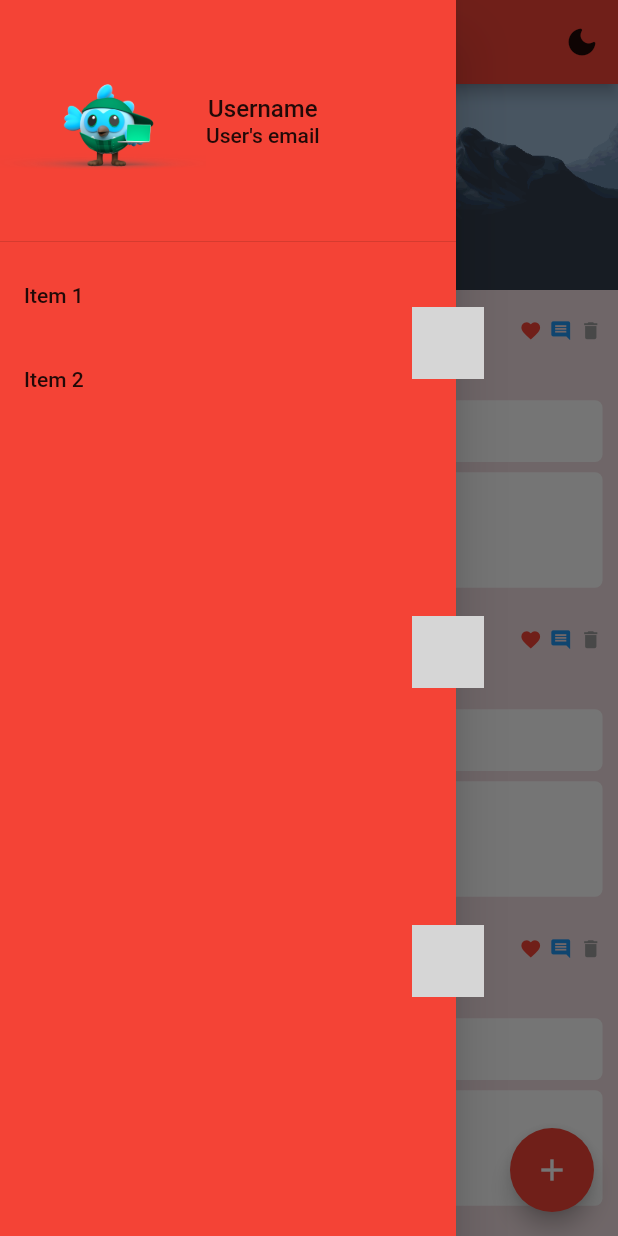
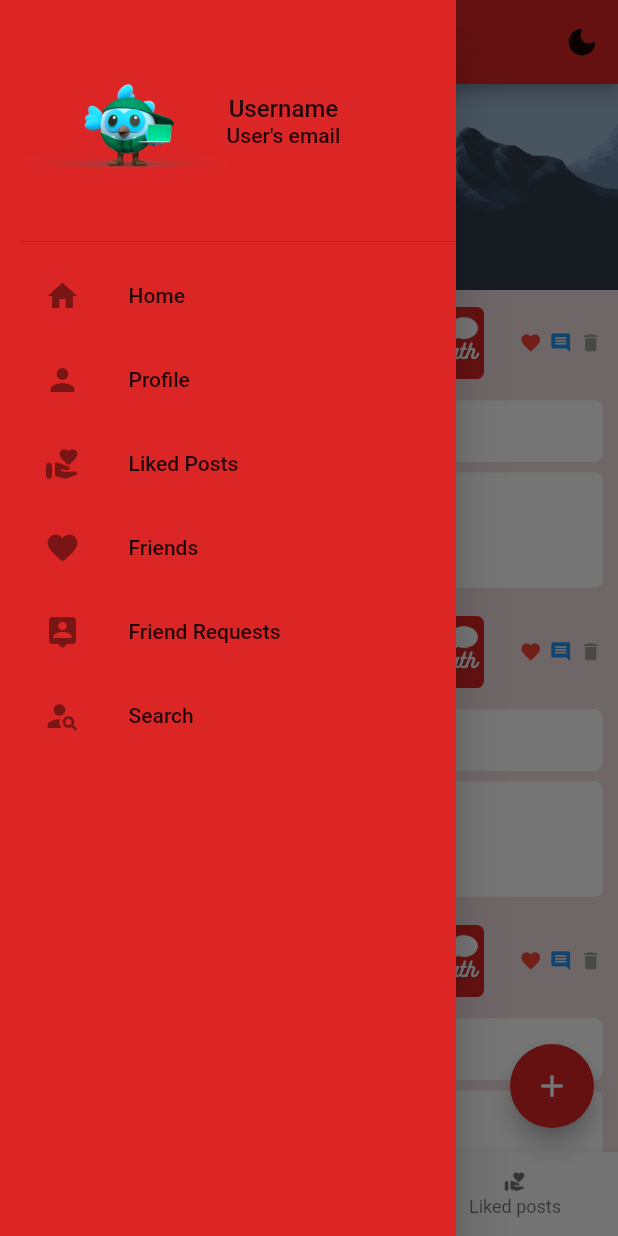
Before and after one commit to davdmoo/repath_flutter, a Flutter app: the HomeScreen screen opened by its route, after a tap on the "account circle" icon, on a phone screen of 412 x 824 dp. Run offline on Flutter 3.47's test engine with Material 2 defaults, Android fonts, the phone set to English and light mode, and no system bars; our stand-ins replace sizer; grey boxes are pictures that could not be loaded.

Commit message:
Add UI for every screen except create post

```diff
--- a/lib/main.dart
+++ b/lib/main.dart
@@ -3,6 +3,7 @@ import 'package:sizer/sizer.dart';
 
 import 'views/auth/login_screen.dart';
 import 'views/home/home_screen.dart';
+import 'views/profile/profile_screen.dart';
 
 void main() {
   runApp(const MyApp());
@@ -19,10 +20,13 @@ class MyApp extends StatelessWidget {
         title: 'Flutter Demo',
         theme: ThemeData(
           primarySwatch: Colors.red,
+          primaryColor: const Color.fromRGBO(220, 38, 38, 1),
+          secondaryHeaderColor: const Color.fromRGBO(242, 223, 226, 1),
         ),
         home: const LoginScreen(),
         routes: {
-          "home": (context) => const HomeScreen(),
+          "/home": (context) => const HomeScreen(),
+          "/profile": (context) => const ProfileScreen(),
         },
       ),
     );
--- a/lib/views/auth/login_screen.dart
+++ b/lib/views/auth/login_screen.dart
@@ -33,7 +33,7 @@ class _LoginScreenState extends State<LoginScreen> {
     try {
       debugPrint("Login - ${emailController.text} + ${passwordController.text}");
 
-      Navigator.of(context).pushNamed("home");
+      Navigator.of(context).pushNamed("/home");
     } catch (e) {
       return Future.error(e);
     }
--- a/lib/views/home/home_screen.dart
+++ b/lib/views/home/home_screen.dart
@@ -10,7 +10,10 @@ class HomeScreen extends StatelessWidget {
 
   @override
   Widget build(BuildContext context) {
-    return Scaffold(
+    final theme = Theme.of(context);
+
+    return SafeArea(
+      child: Scaffold(
         // floatingActionButtonLocation: FloatingActionButtonLocation.startFloat,
         drawer: const CustomDrawer(),
         appBar: const CustomAppBar(),
@@ -28,8 +31,48 @@ class HomeScreen extends StatelessWidget {
           ),
         ),
         floatingActionButton: FloatingActionButton(
+          backgroundColor: theme.primaryColor,
           child: const Icon(Icons.add),
           onPressed: () => debugPrint("Add a post"),
+        ),
+        // floatingActionButton: ExpandableFab(
+        //   distance: 100,
+        //   initialOpen: false,
+        //   children: [
+        //     Material(
+        //       shape: const CircleBorder(),
+        //       clipBehavior: Clip.antiAlias,
+        //       color: theme.secondaryHeaderColor,
+        //       elevation: 4.0,
+        //       child: IconButton(
+        //         onPressed: () => debugPrint("Music post"),
+        //         icon: Icon(Icons.music_note),
+        //         color: theme.colorScheme.onSecondary,
+        //       ),
+        //     ),
+        //   ],
+        // ),
+        bottomNavigationBar: BottomNavigationBar(
+          iconSize: 15,
+          items: const [
+            BottomNavigationBarItem(
+              label: "Home",
+              icon: Icon(Icons.home),
+            ),
+            BottomNavigationBarItem(
+              label: "Search",
+              icon: Icon(Icons.person_search),
+            ),
+            BottomNavigationBarItem(
+              label: "Liked posts",
+              icon: Icon(Icons.volunteer_activism_rounded),
+            ),
+            // BottomNavigationBarItem(
+            //   label: "Profile",
+            //   icon: Icon(Icons.person),
+            // ),
+          ],
+        ),
       ),
     );
   }
--- a/lib/views/home/widgets/appbar.dart
+++ b/lib/views/home/widgets/appbar.dart
@@ -12,6 +12,7 @@ class CustomAppBar extends StatelessWidget implements PreferredSizeWidget {
   @override
   Widget build(BuildContext context) {
     return AppBar(
+      backgroundColor: Theme.of(context).primaryColor,
       automaticallyImplyLeading: false,
       flexibleSpace: Row(
         mainAxisAlignment: MainAxisAlignment.spaceBetween,
@@ -23,7 +24,7 @@ class CustomAppBar extends StatelessWidget implements PreferredSizeWidget {
             ),
           ),
           Image(
-            image: const AssetImage("assets/images/dash.png"),
+            image: const AssetImage("assets/images/repath.png"),
             height: 75.sp,
             width: 75.sp,
           ),
--- a/lib/views/home/widgets/drawer.dart
+++ b/lib/views/home/widgets/drawer.dart
@@ -1,5 +1,12 @@
 import "package:flutter/material.dart";
 import 'package:sizer/sizer.dart';
+
+import '../../../helpers/navigation.dart';
+import '../../friend_requests/friend_requests_screen.dart';
+import '../../friends/friends_screen.dart';
+import '../../likes/likes_screen.dart';
+import '../../profile/profile_screen.dart';
+import '../../search/search_screen.dart';
 
 class CustomDrawer extends StatelessWidget {
   const CustomDrawer({Key? key}) : super(key: key);
@@ -7,9 +14,9 @@ class CustomDrawer extends StatelessWidget {
   @override
   Widget build(BuildContext context) {
     return Drawer(
-      backgroundColor: Colors.red,
+      backgroundColor: Theme.of(context).primaryColor,
       child: ListView(
-        padding: EdgeInsets.zero,
+        padding: EdgeInsets.only(left: 10.sp),
         children: [
           DrawerHeader(
             padding: EdgeInsets.zero,
@@ -35,18 +42,51 @@ class CustomDrawer extends StatelessWidget {
             ),
           ),
           ListTile(
-            title: const Text('Item 1'),
+            title: const Text('Home'),
             onTap: () {
-              // Update the state of the app.
-              // ...
+              Navigator.of(context).pushNamed("/home");
             },
+            leading: const Icon(Icons.home),
           ),
           ListTile(
-            title: const Text('Item 2'),
-            onTap: () {
-              // Update the state of the app.
-              // ...
-            },
+            title: const Text('Profile'),
+            onTap: () => navigateNoAnimation(
+              context,
+              const ProfileScreen(),
+            ),
+            leading: const Icon(Icons.person),
+          ),
+          ListTile(
+            title: const Text('Liked Posts'),
+            onTap: () => navigateNoAnimation(
+              context,
+              const LikesScreen(),
+            ),
+            leading: const Icon(Icons.volunteer_activism_rounded),
+          ),
+          ListTile(
+            title: const Text('Friends'),
+            onTap: () => navigateNoAnimation(
+              context,
+              const FriendsScreen(),
+            ),
+            leading: const Icon(Icons.favorite_rounded),
+          ),
+          ListTile(
+            title: const Text('Friend Requests'),
+            onTap: () => navigateNoAnimation(
+              context,
+              const FriendRequestsScreen(),
+            ),
+            leading: const Icon(Icons.person_pin_rounded),
+          ),
+          ListTile(
+            title: const Text('Search'),
+            onTap: () => navigateNoAnimation(
+              context,
+              const SearchScreen(),
+            ),
+            leading: const Icon(Icons.person_search),
           ),
         ],
       ),
--- a/lib/views/home/widgets/posts/music_content.dart
+++ b/lib/views/home/widgets/posts/music_content.dart
@@ -23,7 +23,8 @@ class MusicPostContent extends StatelessWidget {
                     ),
                     TextSpan(
                       text: "Joji",
-                      style: TextStyle(fontWeight: FontWeight.bold, fontSize: 12),
+                      style:
+                          TextStyle(fontWeight: FontWeight.bold, fontSize: 12),
                     ),
                   ],
                 ),
@@ -47,9 +48,7 @@ class MusicPostContent extends StatelessWidget {
             child: Image(
               width: 35.sp,
               fit: BoxFit.cover,
-              image: const NetworkImage(
-                "https://e-cdns-images.dzcdn.net/images/cover/1e1146f11ba53e8e0f8e456c722d94ae/500x500-000000-80-0-0.jpg",
-              ),
+              image: const AssetImage("assets/images/repath.png"),
             ),
           ),
         ),
--- a/lib/views/home/widgets/posts/post_widget.dart
+++ b/lib/views/home/widgets/posts/post_widget.dart
@@ -8,12 +8,14 @@ import 'music_content.dart';
 import 'post_interaction_row.dart';
 
 class Post extends StatelessWidget {
-  const Post({Key? key}) : super(key: key);
+  const Post({Key? key, this.likesScreen = false}) : super(key: key);
+
+  final bool likesScreen;
 
   @override
   Widget build(BuildContext context) {
     return Container(
-      height: 150.sp,
+      height: likesScreen ? 55.sp : 150.sp,
       width: 100.w,
       decoration: const BoxDecoration(
         color: Color.fromRGBO(242, 223, 226, 1),
@@ -40,15 +42,24 @@ class Post extends StatelessWidget {
                     vertical: 5.sp,
                   ),
                   child: Row(
-                    crossAxisAlignment: CrossAxisAlignment.start,
-                    children: const [
-                      MusicPostContent(), // add a conditional on types of content (text + image, location contents)
-                      PostInteractionRow(),
+                    crossAxisAlignment: CrossAxisAlignment.center,
+                    children: [
+                      const MusicPostContent(), // add a conditional on types of content (text + image, location contents)
+                      Visibility(
+                        visible: !likesScreen,
+                        child: const PostInteractionRow(),
+                      ),
                     ],
                   ),
                 ),
-                const LikesSection(),
-                const CommentSection(),
+                Visibility(
+                  visible: !likesScreen,
+                  child: const LikesSection(),
+                ),
+                Visibility(
+                  visible: !likesScreen,
+                  child: const CommentSection(),
+                ),
               ],
             ),
           ),
```
Also changed, not shown: lib/helpers/navigation.dart (added, +12 -0 lines), lib/views/friend_requests/friend_requests_screen.dart (added, +43 -0 lines), lib/views/friends/friends_screen.dart (added, +44 -0 lines), lib/views/home/widgets/expandable_fab.dart (added, +96 -0 lines), lib/views/likes/likes_screen.dart (added, +30 -0 lines), lib/views/profile/profile_screen.dart (added, +88 -0 lines), lib/views/search/search_screen.dart (added, +75 -0 lines), lib/views/shared/custom_button.dart (added, +31 -0 lines), lib/views/shared/custom_text_field.dart (+79 -8 lines), lib/views/shared/friend_widget.dart (added, +83 -0 lines). Lines whose indentation alone changed are shown as unchanged.
